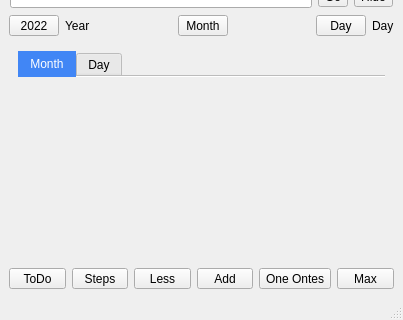
ic005k/Knot-Legacy, file mainwindow.ui: the form before one commit; both pictures show x 0 to 403 and y 350 to 670 of the 403 by 670 pixel window.
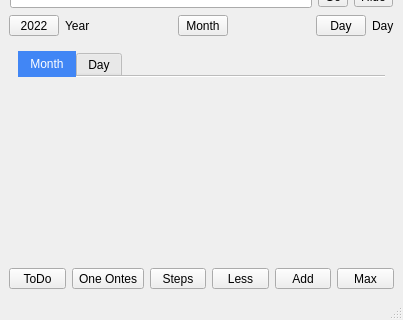
The form after the commit. Icons and pictures are not drawn.

Diff of the .ui file:
```diff
--- a/mainwindow.ui
+++ b/mainwindow.ui
@@ -119,6 +119,13 @@
            </property>
           </widget>
          </item>
+         <item>
+          <widget class="QToolButton" name="btnOneNotes">
+           <property name="text">
+            <string>One Ontes</string>
+           </property>
+          </widget>
+         </item>
          <item>
           <widget class="QToolButton" name="btnSteps">
            <property name="sizePolicy">
@@ -176,13 +183,6 @@
            </property>
           </widget>
          </item>
-         <item>
-          <widget class="QToolButton" name="btnOneNotes">
-           <property name="text">
-            <string>One Ontes</string>
-           </property>
-          </widget>
-         </item>
          <item>
           <widget class="QToolButton" name="btnMax">
            <property name="sizePolicy">
```
